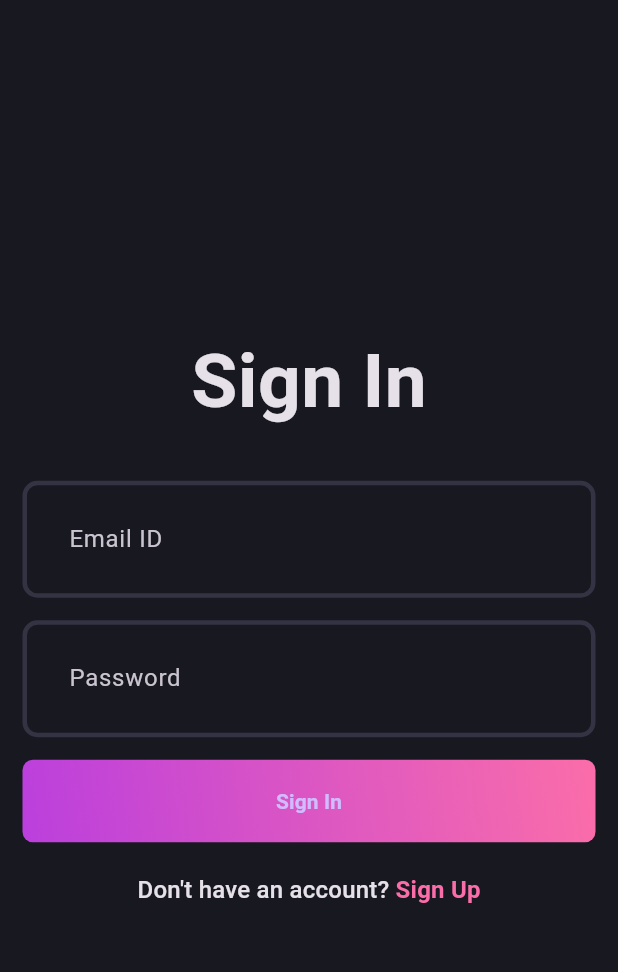
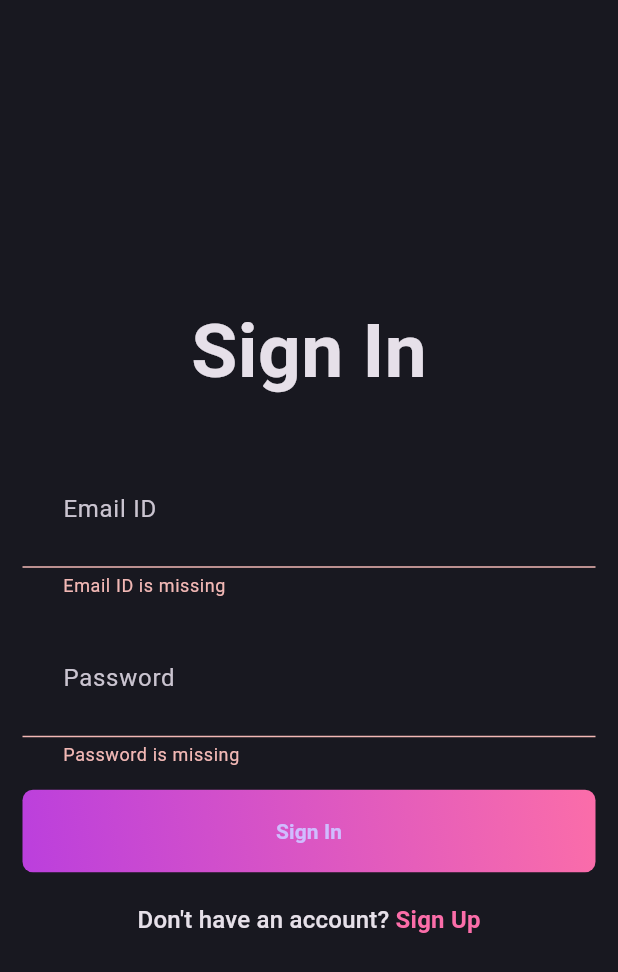
Before and after one commit to tarukhan19/blog_app, a Flutter app: the screen it shows after launch, after a tap on "Sign In", on a phone screen of 412 x 824 dp. Shown: the top 972 px of the screen. Run offline on Flutter 3.47's test engine with Material 3 defaults, Android fonts, the phone set to English and light mode, and no system bars; our stand-ins replace flutter_bloc, fpdart, supabase_flutter; accounts and stored records are empty.

Commit message:
implement bloc and call api from screen

```diff
--- a/lib/features/auth/domain/usecases/user_sign_in.dart
+++ b/lib/features/auth/domain/usecases/user_sign_in.dart
@@ -21,5 +21,6 @@ class UserSignInParameters {
   final String emailId;
   final String password;
 
-  UserSignInParameters(this.emailId, this.password);
+  UserSignInParameters({required this.emailId, required this.password});
+
 }
--- a/lib/features/auth/domain/usecases/user_sign_up.dart
+++ b/lib/features/auth/domain/usecases/user_sign_up.dart
@@ -20,5 +20,5 @@ class UserSignUpParameters {
   final String password;
   final String name;
 
-  UserSignUpParameters(this.emailId, this.password, this.name);
+  UserSignUpParameters({required this.emailId,required this.password,required this.name});
 }
--- /dev/null
+++ b/lib/features/auth/presentation/bloc/auth_bloc.dart
@@ -0,0 +1,40 @@
+import 'package:blog_app/features/auth/domain/usecases/user_sign_in.dart';
+import 'package:blog_app/features/auth/domain/usecases/user_sign_up.dart';
+import 'package:flutter/material.dart';
+import 'package:flutter_bloc/flutter_bloc.dart';
+
+part 'auth_event.dart';
+
+part 'auth_state.dart';
+
+class AuthBloc extends Bloc<AuthEvent, AuthState> {
+  final UserSignUp _userSignUp;
+  final UserSignIn _userSignIn;
+
+  AuthBloc({required UserSignUp userSignUp, required UserSignIn userSignedIn})
+    : _userSignUp = userSignUp,
+      _userSignIn = userSignedIn,
+      super(AuthInitial()) {
+    on<AuthSignUp>((event, emit) async {
+      final signUpResponse = await _userSignUp(
+        UserSignUpParameters(
+          emailId: event.emailId,
+          password: event.password,
+          name: event.name,
+        ),
+      );
+
+      final signInResponse = await _userSignIn(
+        UserSignInParameters(emailId: event.emailId, password: event.password),
+      );
+      signUpResponse.fold(
+        (onFailure) => emit(AuthFailure(onFailure.message)),
+        (uid) => emit(AuthSuccess(uid)),
+      );
+      signInResponse.fold(
+        (onFailure) => emit(AuthFailure(onFailure.message)),
+        (uid) => emit(AuthSuccess(uid)),
+      );
+    });
+  }
+}
--- /dev/null
+++ b/lib/features/auth/presentation/bloc/auth_event.dart
@@ -0,0 +1,26 @@
+part of 'auth_bloc.dart';
+
+@immutable
+sealed class AuthEvent {}
+
+final class AuthSignUp extends AuthEvent {
+  final String name;
+  final String emailId;
+  final String password;
+
+  AuthSignUp({
+    required this.name,
+    required this.emailId,
+    required this.password,
+  });
+}
+
+final class AuthSignIn extends AuthEvent {
+  final String emailId;
+  final String password;
+
+  AuthSignIn({
+    required this.emailId,
+    required this.password
+  });
+}
--- /dev/null
+++ b/lib/features/auth/presentation/bloc/auth_state.dart
@@ -0,0 +1,22 @@
+part of 'auth_bloc.dart';
+
+@immutable
+sealed class AuthState {
+  const AuthState();
+}
+
+final class AuthInitial extends AuthState {}
+
+final class AuthLoading extends AuthState {}
+
+final class AuthSuccess extends AuthState {
+  final String uid;
+
+  const AuthSuccess(this.uid);
+
+}
+
+final class AuthFailure extends AuthState {
+  final String message;
+  const AuthFailure(this.message);
+}
--- a/lib/features/auth/presentation/screens/screen_signin.dart
+++ b/lib/features/auth/presentation/screens/screen_signin.dart
@@ -1,7 +1,9 @@
 import 'package:blog_app/features/auth/presentation/screens/screen_signup.dart';
 import 'package:flutter/material.dart';
+import 'package:flutter_bloc/flutter_bloc.dart';
 
 import '../../../../core/theme/app_pallete.dart';
+import '../bloc/auth_bloc.dart';
 import '../widgets/auth_field.dart';
 import '../widgets/auth_gradient_button.dart';
 
@@ -54,7 +56,19 @@ class _SignInScreenState extends State<SignInScreen> {
                 isObscureText: true,
               ),
               const SizedBox(height: 15),
-              const AuthGradientButton(buttonText: "Sign In"),
+              AuthGradientButton(
+                buttonText: "Sign In",
+                onButtonPressed: () {
+                  if (_formKey.currentState!.validate()) {
+                    context.read<AuthBloc>().add(
+                      AuthSignIn(
+                        emailId: _emailController.text,
+                        password: _passwordController.text,
+                      ),
+                    );
+                  }
+                },
+              ),
               const SizedBox(height: 20),
               GestureDetector(
                 onTap: () {
--- a/lib/features/auth/presentation/widgets/auth_gradient_button.dart
+++ b/lib/features/auth/presentation/widgets/auth_gradient_button.dart
@@ -4,7 +4,8 @@ import '../../../../core/theme/app_pallete.dart';
 
 class AuthGradientButton extends StatelessWidget {
   final String buttonText;
-  const AuthGradientButton({super.key, required this.buttonText});
+  final VoidCallback onButtonPressed;
+  const AuthGradientButton({super.key, required this.buttonText, required this.onButtonPressed});
 
   @override
   Widget build(BuildContext context) {
@@ -18,7 +19,7 @@ class AuthGradientButton extends StatelessWidget {
         borderRadius: BorderRadius.circular(7),
       ),
       child: ElevatedButton(
-        onPressed: () {},
+        onPressed: onButtonPressed,
         style: ElevatedButton.styleFrom(
           fixedSize: Size(395, 55),
           backgroundColor: AppPallete.transparentColor,
--- a/lib/main.dart
+++ b/lib/main.dart
@@ -1,16 +1,40 @@
 import 'package:blog_app/core/theme/theme.dart';
+import 'package:blog_app/features/auth/data/datasources/auth_remote_data.dart';
+import 'package:blog_app/features/auth/data/repositories/auth_repository_impl.dart';
+import 'package:blog_app/features/auth/domain/usecases/user_sign_in.dart';
+import 'package:blog_app/features/auth/domain/usecases/user_sign_up.dart';
+import 'package:blog_app/features/auth/presentation/bloc/auth_bloc.dart';
 import 'package:blog_app/features/auth/presentation/screens/screen_signin.dart';
 import 'package:flutter/material.dart';
+import 'package:flutter_bloc/flutter_bloc.dart';
 import 'package:supabase_flutter/supabase_flutter.dart';
 
 import 'core/secrets/supabase_secrets.dart';
 
 void main() async {
+  WidgetsFlutterBinding.ensureInitialized();
+  final supaBase = await Supabase.initialize(
+    url: AppSecrets.SUPA_BASE_URL,
+    anonKey: AppSecrets.SUPA_BASE_ANNON_KEY,
+  );
 
-  WidgetsFlutterBinding.ensureInitialized();
- final supaBase =  await Supabase.initialize(url: AppSecrets.SUPA_BASE_URL, anonKey: AppSecrets.SUPA_BASE_ANNON_KEY);
-
-  runApp(const MyApp());
+  runApp(
+    MultiBlocProvider(
+      providers: [
+        BlocProvider(
+          create:
+              (_) => AuthBloc(
+                userSignUp: UserSignUp(
+                  AuthRepositoryImpl(AuthRemoteDataImpl(supaBase.client)),
+                ),
+                userSignedIn: UserSignIn(
+                    AuthRepositoryImpl(AuthRemoteDataImpl(supaBase.client)))
+              ),
+        ),
+      ],
+      child: const MyApp(),
+    ),
+  );
 }
 
 class MyApp extends StatelessWidget {
--- a/pubspec.yaml
+++ b/pubspec.yaml
@@ -36,6 +36,7 @@ dependencies:
   cupertino_icons: ^1.0.8
   fpdart: ^1.1.1
   supabase_flutter: ^2.8.4
+  flutter_bloc: ^9.1.0
 
 dev_dependencies:
   flutter_test:
```
Also changed, not shown: lib/features/auth/presentation/screens/screen_signup.dart (+19 -2 lines), pubspec.lock.
